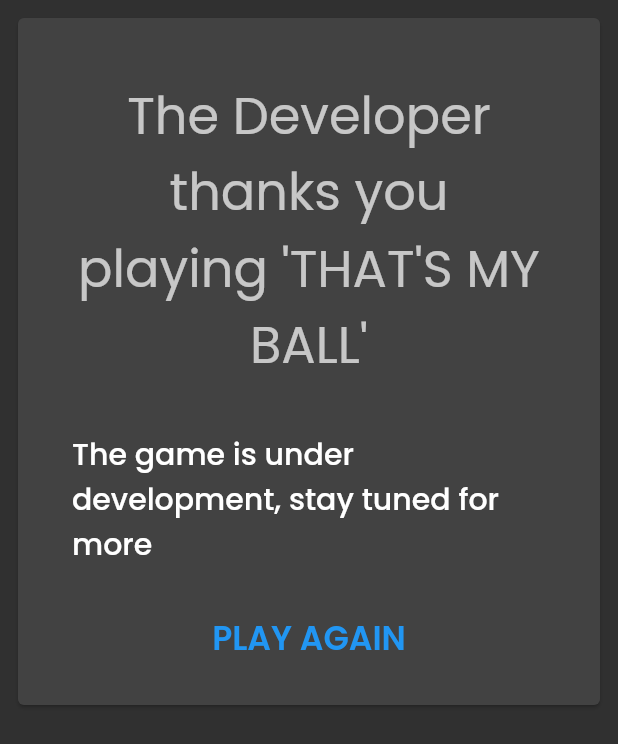
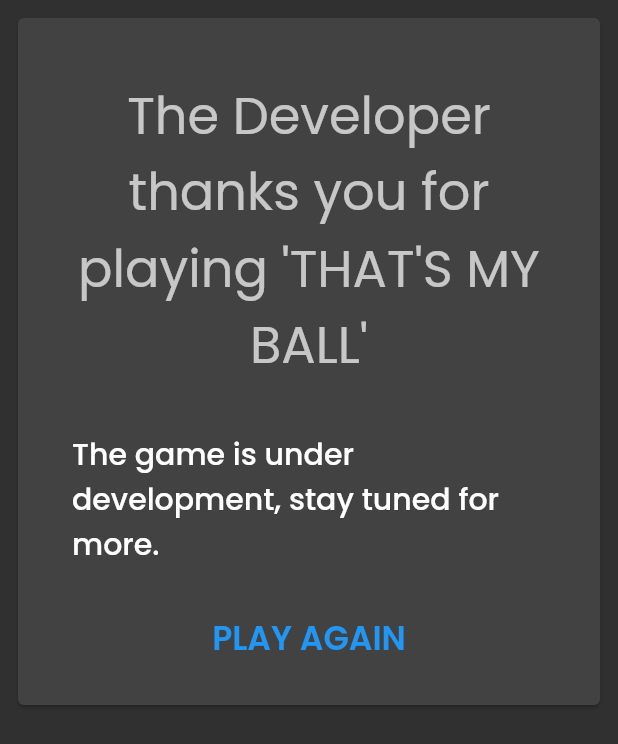
Before and after one commit to Viditkhanna/Thats-my-ball, a Flutter app: the GameOverCard widget shown alone on an empty page, opened directly, on a phone screen of 412 x 824 dp. Shown: the top 744 px of the screen. Run offline on Flutter 3.47's test engine with Material 2 defaults, Android fonts, the phone set to English and light mode, and no system bars; our stand-ins replace get, google_fonts.

Commit message:
Fix grammatical errors

```diff
--- a/lib/ui/widgets/game_over_card.dart
+++ b/lib/ui/widgets/game_over_card.dart
@@ -19,7 +19,7 @@ class GameOverCard extends StatelessWidget {
               Padding(
                 padding: const EdgeInsets.symmetric(horizontal: 16.0),
                 child: Text(
-                  "The Developer thanks you playing 'THAT'S MY BALL'",
+                  "The Developer thanks you for playing 'THAT'S MY BALL'",
                   textAlign: TextAlign.center,
                   style: textTheme.headline4,
                 ),
@@ -28,7 +28,7 @@ class GameOverCard extends StatelessWidget {
               Padding(
                 padding: const EdgeInsets.symmetric(horizontal: 16.0),
                 child: Text(
-                  'The game is under development, stay tuned for more',
+                  'The game is under development, stay tuned for more.',
                   style: textTheme.headline6,
                 ),
               ),
--- a/lib/ui/widgets/welcome_card.dart
+++ b/lib/ui/widgets/welcome_card.dart
@@ -28,7 +28,7 @@ class WelcomeCard extends StatelessWidget {
               Padding(
                 padding: const EdgeInsets.symmetric(horizontal: 16.0),
                 child: Text(
-                  'Click on the ball as many time as you can to get the maximum score',
+                  'Click on the ball as many time as you can to get the maximum score.',
                   style: textTheme.headline6,
                 ),
               ),
```
